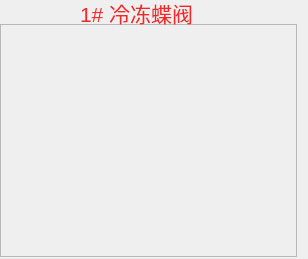
Above: Window/Module/butterflyvalve.ui from caosq/ChickenFarm before the change. Below: the same form after it.
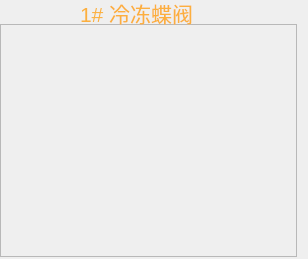
That is the form after the change. Icons and pictures are not drawn.

```diff
--- a/Window/Module/butterflyvalve.ui
+++ b/Window/Module/butterflyvalve.ui
@@ -48,9 +48,9 @@
       <colorrole role="WindowText">
        <brush brushstyle="SolidPattern">
         <color alpha="255">
-         <red>239</red>
-         <green>41</green>
-         <blue>41</blue>
+         <red>252</red>
+         <green>175</green>
+         <blue>62</blue>
         </color>
        </brush>
       </colorrole>
@@ -59,9 +59,9 @@
       <colorrole role="WindowText">
        <brush brushstyle="SolidPattern">
         <color alpha="255">
-         <red>239</red>
-         <green>41</green>
-         <blue>41</blue>
+         <red>252</red>
+         <green>175</green>
+         <blue>62</blue>
         </color>
        </brush>
       </colorrole>
```
